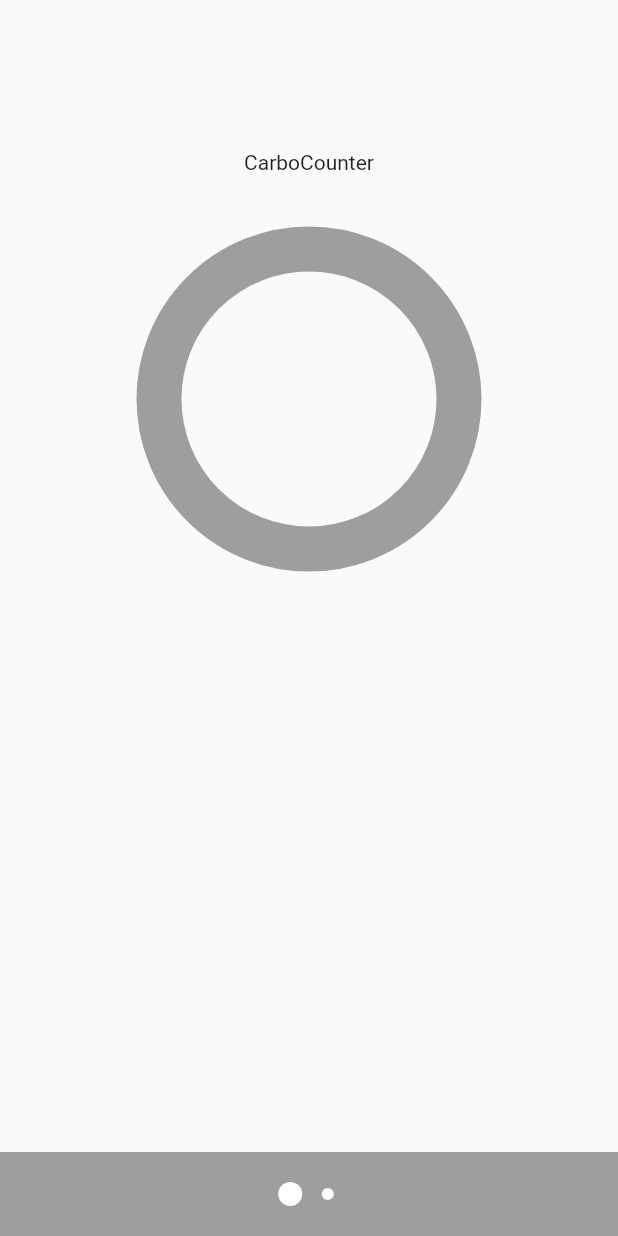
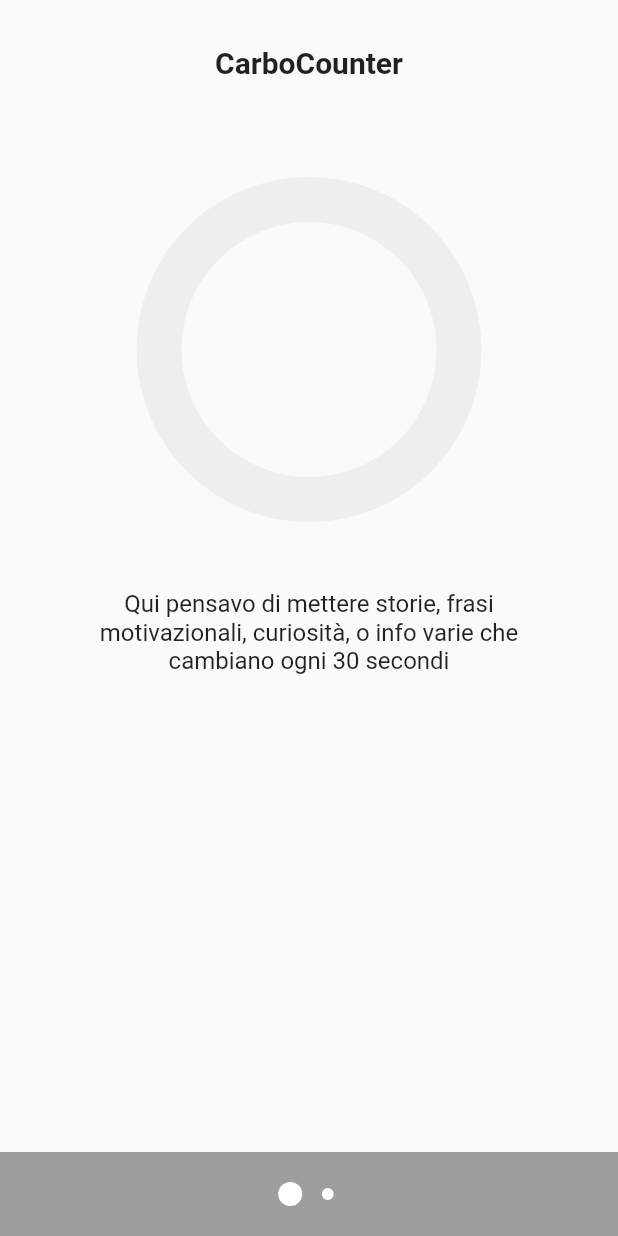
Before and after one commit to DavideBombassei/CarboTracker, a Flutter app: the PageViewDemo screen opened directly, on a phone screen of 412 x 824 dp. Run offline on Flutter 3.47's test engine with Material 2 defaults, Android fonts, the phone set to English and light mode, and no system bars; drawn by our look-alikes of animated_text_kit; our stand-ins replace avatar_glow, table_calendar; missing offline and left inert: dynamic_themes.

Commit message:
Puzzle modified, CarboCounter Color Fixed, Search bar in carbolist added

```diff
--- a/app19/lib/screens/carbocounter.dart
+++ b/app19/lib/screens/carbocounter.dart
@@ -2,41 +2,54 @@ import 'package:app19/others/carbohydrates.dart';
 import 'package:flutter/material.dart';
 import 'package:app19/screens/carbolist.dart';
 import 'package:provider/provider.dart';
+import 'package:animated_text_kit/animated_text_kit.dart';
 
 class CarboCounter extends StatefulWidget {
-
   @override
   State<CarboCounter> createState() => _CarboCounterState();
 }
 
 class _CarboCounterState extends State<CarboCounter> {
+  List<String> phrases = [
+    'Qui pensavo di mettere storie, frasi motivazionali, curiosità, o info varie che cambiano ogni 30 secondi'
+  ];
 
   @override
   Widget build(BuildContext context) {
     return Padding(
-      padding: EdgeInsets.only(top: 100.0),
-      child: Column(
-        children: [
-          Text('CarboCounter'),
-          SizedBox(
-            height: 50,
+      padding: EdgeInsets.only(top: 30.0),
+      child: Column(children: [
+        Text(
+          'CarboCounter',
+          style: TextStyle(fontWeight: FontWeight.bold, fontSize: 20),
         ),
         SizedBox(
-            child: Consumer<carbohydrates>(
-              builder: (context, carbohydrates, child){
+          height: 80,
+        ),
+        SizedBox(
+          child:
+              Consumer<carbohydrates>(builder: (context, carbohydrates, child) {
             return CircularProgressIndicator(
+              backgroundColor: Colors.grey[200],
               value: carbgrams,
-                  backgroundColor: Colors.grey,
-                  color: Colors.blue,
               strokeWidth: 30,
             );
-              }
-            ),
+          }),
           height: 200,
           width: 200,
         ),
-        ],
+        Container(
+          padding: EdgeInsets.all(60),
+          child: AnimatedTextKit(animatedTexts: [
+            TypewriterAnimatedText(
+              phrases.first,
+              textAlign: TextAlign.center,
+              textStyle: TextStyle(fontSize: 16),
+              speed: Duration(milliseconds: 100),
             ),
+          ]),
+        )
+      ]),
     );
   }
 }
--- a/app19/pubspec.yaml
+++ b/app19/pubspec.yaml
@@ -43,6 +43,7 @@ dependencies:
       url: https://github.com/apgapg/avatar_glow
       ref: master
   multiavatar: any
+  animated_text_kit: ^4.2.1
 
 dev_dependencies:
   flutter_test:
```
Also changed, not shown: app19/lib/screens/carbolist.dart (+80 -1 lines), app19/lib/screens/evolvingimage.dart (+14 -6 lines), app19/pubspec.lock. Lines whose indentation alone changed are shown as unchanged.
